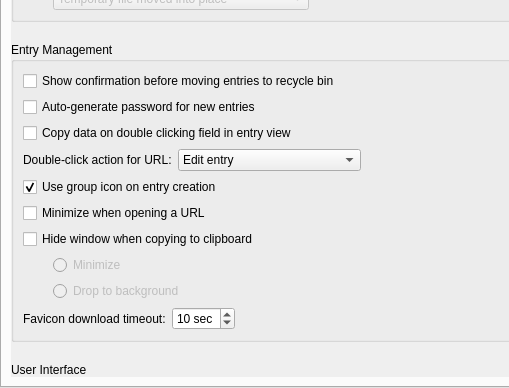
Qt form src/gui/ApplicationSettingsWidgetGeneral.ui (juzu-o/keepassxc) before a commit; both pictures show x 0 to 509 and y 581 to 969 of the 605 by 969 pixel window.
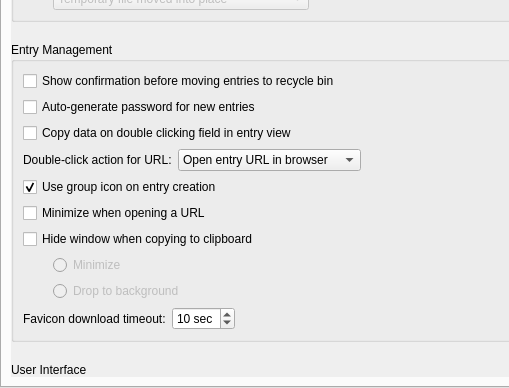
The same form after that commit. Custom widgets are drawn as their Qt base class.

What changed in the file:
```diff
--- a/src/gui/ApplicationSettingsWidgetGeneral.ui
+++ b/src/gui/ApplicationSettingsWidgetGeneral.ui
@@ -576,11 +576,6 @@
                   <property name="sizeAdjustPolicy">
                    <enum>QComboBox::AdjustToContents</enum>
                   </property>
-                  <item>
-                   <property name="text">
-                    <string>Edit entry</string>
-                   </property>
-                  </item>
                   <item>
                    <property name="text">
                     <string>Open entry URL in browser</string>
```
Left out of the diff: 5 changed lines with no effect on the pictures.
